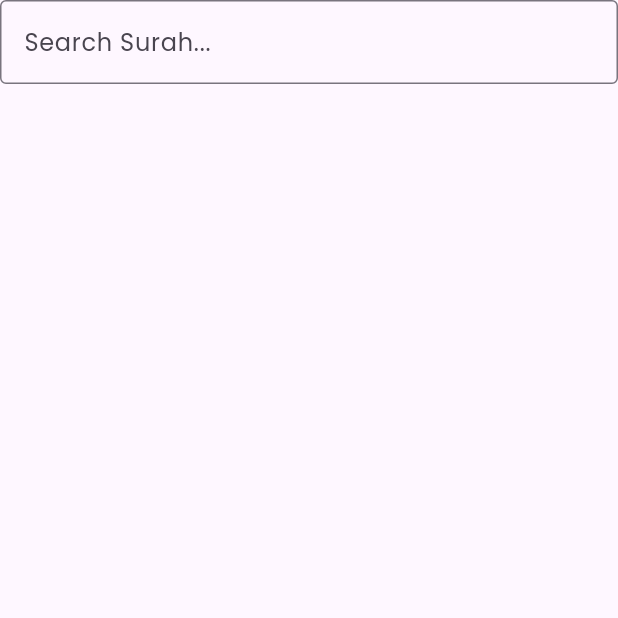
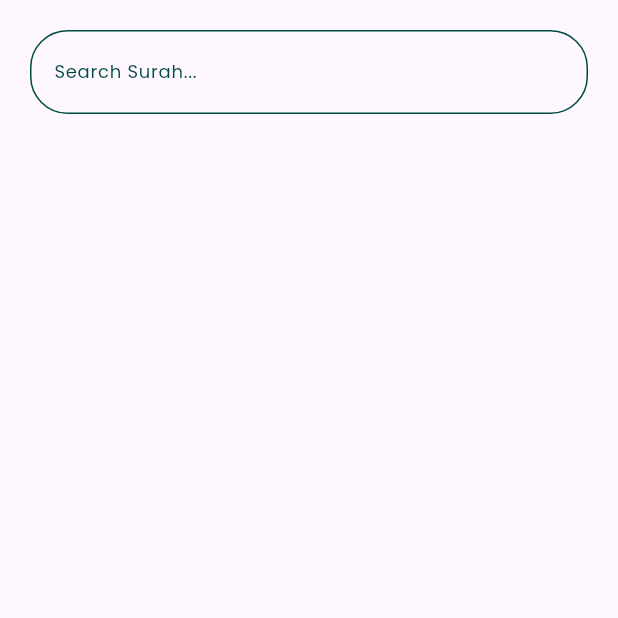
Before and after one commit to fouadsalama/Quran, a Flutter app: the SearchView screen opened by its route, on a phone screen of 412 x 824 dp, the top half of it. Run offline on Flutter 3.47's test engine with Material 3 defaults, Android fonts, the phone set to English and light mode, and no system bars; our stand-ins replace gap, go_router, google_fonts.

```diff
--- a/lib/core/utils/app_routes.dart
+++ b/lib/core/utils/app_routes.dart
@@ -16,7 +16,7 @@ abstract class AppRouter {
       ),
       GoRoute(
         path: kHomeView,
-        builder: (context, state) => const HomeView(),
+        builder: (context, state) => HomeView(),
       ),
       GoRoute(
         path: kSurahDetailsView,
--- a/lib/core/utils/styles.dart
+++ b/lib/core/utils/styles.dart
@@ -27,4 +27,8 @@ abstract class Styles {
     fontSize: 14,
     fontWeight: FontWeight.w400,
   );
+  static const labelTextFiledStyle = TextStyle(
+    fontSize: 12,
+    color: kPrimaryColor,
+  );
 }
--- /dev/null
+++ b/lib/features/search/presentation/views/widgets/custom_text_filed.dart
@@ -0,0 +1,32 @@
+import 'package:flutter/material.dart';
+import 'package:islamic_app/constants.dart';
+import 'package:islamic_app/core/utils/styles.dart';
+
+class CustomTextFiled extends StatelessWidget {
+  const CustomTextFiled({
+    super.key,
+  });
+
+  @override
+  Widget build(BuildContext context) {
+    return TextField(
+      cursorColor: kPrimaryColor,
+      decoration: InputDecoration(
+        labelText: 'Search Surah...',
+        labelStyle: Styles.labelTextFiledStyle,
+        focusedBorder: OutlineInputBorder(
+          borderRadius: BorderRadius.circular(25),
+          borderSide: const BorderSide(
+            color: kPrimaryColor,
+          ),
+        ),
+        enabledBorder: OutlineInputBorder(
+          borderRadius: BorderRadius.circular(25),
+          borderSide: const BorderSide(
+            color: kPrimaryColor,
+          ),
+        ),
+      ),
+    );
+  }
+}
--- a/lib/features/search/presentation/views/widgets/search_view_body.dart
+++ b/lib/features/search/presentation/views/widgets/search_view_body.dart
@@ -1,4 +1,6 @@
 import 'package:flutter/material.dart';
+import 'package:gap/gap.dart';
+import 'custom_text_filed.dart';
 
 class SearchViewBody extends StatelessWidget {
   const SearchViewBody({super.key});
@@ -6,15 +8,14 @@ class SearchViewBody extends StatelessWidget {
   @override
   Widget build(BuildContext context) {
     return const SafeArea(
-      child: Column(
-        children: [
-          TextField(
-            decoration: InputDecoration(
-              labelText: 'Search Surah...',
-              border: OutlineInputBorder(),
-            ),
-          ),
-        ],
+      child: Padding(
+        padding: EdgeInsets.symmetric(horizontal: 20),
+        child: Column(
+          children: [
+            Gap(20),
+            CustomTextFiled(),
+          ],
+        ),
       ),
     );
   }
--- a/pubspec.yaml
+++ b/pubspec.yaml
@@ -34,6 +34,7 @@ dependencies:
   gap: ^3.0.1
   go_router: ^12.1.1
   google_fonts: ^6.1.0
+  url_launcher: ^6.2.1
 
 dev_dependencies:
   flutter_lints: ^2.0.0
```
Also changed, not shown: lib/features/home/presentation/views/home_view.dart (+62 -6 lines), lib/features/home/presentation/views/widgets/custom_surah_name_list_view.dart (added, +21 -0 lines), lib/features/home/presentation/views/widgets/home_view_body.dart (+7 -14 lines), pubspec.lock, 5 other files.
